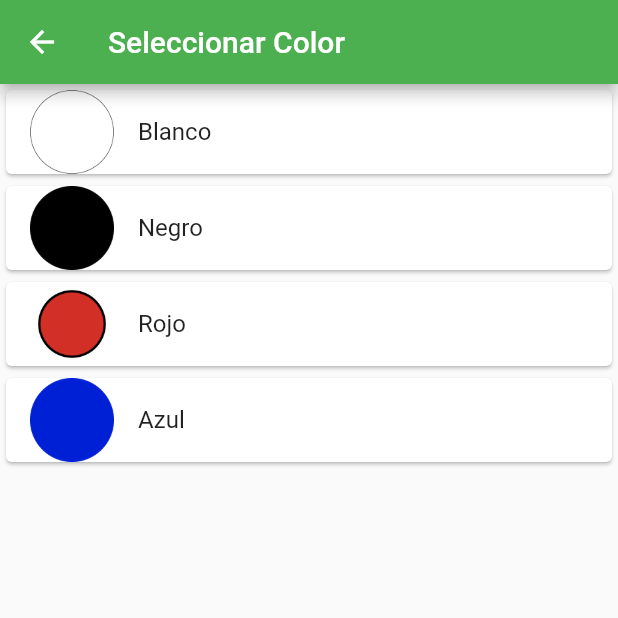
After one commit to fervalnav/CarConfigurator, a Flutter app: the Selection screen opened by its route, on a phone screen of 412 x 824 dp, the top half of it. The commit adds this screen. Run offline on Flutter 3.47's test engine with Material 2 defaults, Android fonts, the phone set to English and light mode, and no system bars.

Commit message:
selecction views

```diff
--- /dev/null
+++ b/lib/components/option.dart
@@ -0,0 +1,8 @@
+class Option{
+  final int id;
+  String text;
+  String link;
+
+  // van dentro de llaves para que sean propiedades opcionales
+  Option(this.id, this.text, this.link);
+}
--- a/lib/main.dart
+++ b/lib/main.dart
@@ -2,6 +2,8 @@ import 'package:flutter/material.dart';
 import 'views/main.dart';
 import 'views/buy.dart';
 import 'views/model_selection.dart';
+import 'views/selection.dart';
+import 'components/option.dart';
 
 void main() {
   runApp(const MyApp());
@@ -25,7 +27,21 @@ class MyApp extends StatelessWidget {
         "/": (context) => const HomePage(title: "Home"),
         "/nueva_compra": (context) => const BuyPage(title: "Compra"),
         "/seleccion_modelo": (context) => ModelList(),
+        "/seleccion_color":(context) => Selection(title: "Seleccionar Color", options: colorOptions),
+        "/seleccion_tapiceria":(context) => Selection(title: "Seleccionar Tapiceria", options: tapiceriaOptions)
       },
     );
   }
 }
+
+List<Option> colorOptions = [
+  Option(1, "Blanco", "images/color_1.png"),
+  Option(2, "Negro", "images/color_2.png"),
+  Option(3, "Rojo", "images/color_3.png"),
+  Option(4, "Azul", "images/color_4.png"),
+];
+
+List<Option> tapiceriaOptions = [
+  Option(1, "Deportivo", "images/tapiceria_1.jpg"),
+  Option(2, "Cuero", "images/tapiceria_2.png"),
+];
--- a/lib/views/buy.dart
+++ b/lib/views/buy.dart
@@ -51,7 +51,11 @@ class _BuyPageState extends State<BuyPage> {
                         () => {Navigator.pushNamed(context, "/seleccion_modelo")},
                     ),
                     createSimpleBox(
-                        "images/paleta_colores.jpg", "Color", size, size),
+                        "images/paleta_colores.jpg",
+                        "Color",
+                        size, size,
+                        () => {Navigator.pushNamed(context, "/seleccion_color")},
+                        ),
                   ],
                 ),
                 Row(
@@ -60,7 +64,11 @@ class _BuyPageState extends State<BuyPage> {
 
                   children: <Widget>[
                     createSimpleBox(
-                        "images/tapiceria.jpg", "Tapicería", size, size),
+                        "images/tapiceria.jpg",
+                        "Tapicería",
+                        size, size,
+                         () => {Navigator.pushNamed(context, "/seleccion_tapiceria")},
+                        ),
                     createSimpleBox(
                         "images/extras.jpg", "Extras", size, size),
                   ],
--- a/lib/views/main.dart
+++ b/lib/views/main.dart
@@ -45,7 +45,6 @@ class _HomePageState extends State<HomePage> {
           ],
         ),
       ),
-
       // Boton para crear una nueva compra
       floatingActionButton: FloatingActionButton(
         onPressed: () => {Navigator.pushNamed(context, "/nueva_compra")},
--- /dev/null
+++ b/lib/views/selection.dart
@@ -0,0 +1,45 @@
+import 'package:flutter/material.dart';
+import 'package:CarConfigurator/components/option.dart';
+
+class Selection extends StatefulWidget {
+  final String title;
+  final List<Option> options;
+  const Selection({Key? key, required this.title, required this.options}): super(key: key);
+
+   @override
+  State<StatefulWidget> createState() => _Selection();
+}
+
+class _Selection extends State<Selection> {
+  @override
+  Widget build(BuildContext context) {
+    return Scaffold(
+      // Barra horizontal en la parte superior de la app
+      appBar: AppBar(
+        // Tomamos el valor de Homepage para usarlo en la barra
+        title: Text(widget.title),
+      ),
+      body: ListView.builder(
+        itemCount: widget.options.length,
+        itemBuilder: (context, index) {
+          final item = widget.options[index];
+          return Card(
+            child: ListTile(
+              title: Text(item.text),
+              leading: ConstrainedBox(
+                constraints: const BoxConstraints(
+                  minWidth: 44,
+                  minHeight: 44,
+                  maxWidth: 64,
+                  maxHeight: 64,
+                ),
+                child: Image.asset(item.link, fit: BoxFit.cover),
+              ),
+            ),
+          );
+        },
+      ),
+
+    );
+  }
+}
--- a/pubspec.yaml
+++ b/pubspec.yaml
@@ -67,6 +67,12 @@ flutter:
     - images/modelo_2.png
     - images/modelo_3.png
     - images/modelo_4.png
+    - images/color_1.png
+    - images/color_2.png
+    - images/color_3.png
+    - images/color_4.png
+    - images/tapiceria_1.jpg
+    - images/tapiceria_2.png
 
   # An image asset can refer to one or more resolution-specific "variants", see
   # https://flutter.dev/assets-and-images/#resolution-aware.
```
Also changed, not shown: images/color_1.png (added), images/color_2.png (added), images/color_3.png (added), images/color_4.png (added), images/tapiceria_1.jpg (added), images/tapiceria_2.png (added).
